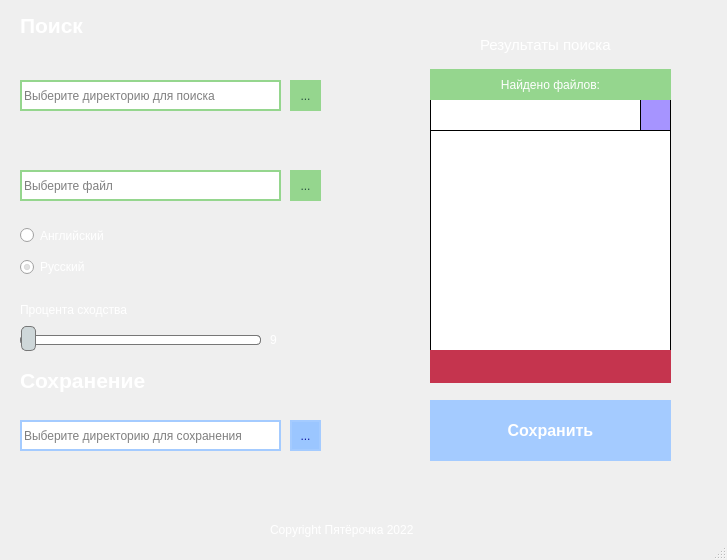
Before: the Qt Designer form mainwindow.ui in proooooogiba/Pyaterochka, drawn with Qt 5.
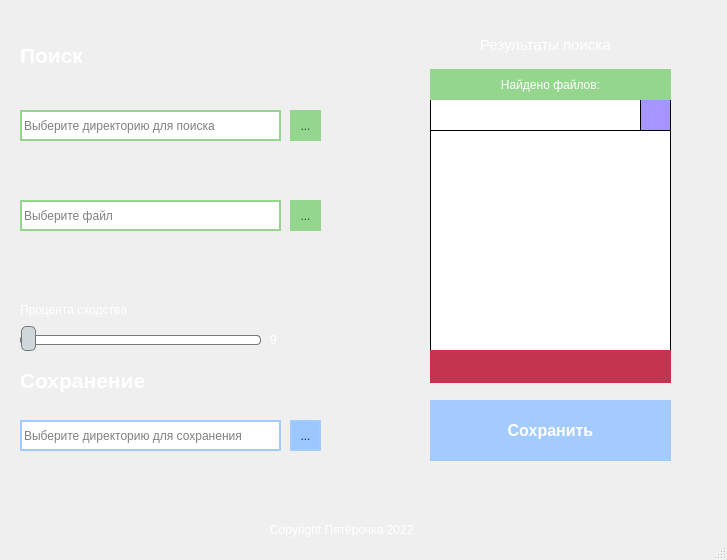
After: the same form once the commit is applied. Icons and pictures are not drawn.

The edit to the form file:
```diff
--- a/mainwindow.ui
+++ b/mainwindow.ui
@@ -28,7 +28,7 @@
     <property name="geometry">
      <rect>
       <x>290</x>
-      <y>80</y>
+      <y>110</y>
       <width>31</width>
       <height>31</height>
      </rect>
@@ -61,7 +61,7 @@
     <property name="geometry">
      <rect>
       <x>20</x>
-      <y>80</y>
+      <y>110</y>
       <width>261</width>
       <height>31</height>
      </rect>
@@ -109,7 +109,7 @@
     <property name="geometry">
      <rect>
       <x>290</x>
-      <y>170</y>
+      <y>200</y>
       <width>31</width>
       <height>31</height>
      </rect>
@@ -142,7 +142,7 @@
     <property name="geometry">
      <rect>
       <x>20</x>
-      <y>170</y>
+      <y>200</y>
       <width>261</width>
       <height>31</height>
      </rect>
@@ -197,7 +197,7 @@
     <property name="geometry">
      <rect>
       <x>20</x>
-      <y>10</y>
+      <y>40</y>
       <width>141</width>
       <height>31</height>
      </rect>
@@ -215,7 +215,7 @@
     <property name="geometry">
      <rect>
       <x>20</x>
-      <y>50</y>
+      <y>80</y>
       <width>251</width>
       <height>20</height>
      </rect>
@@ -228,7 +228,7 @@
     <property name="geometry">
      <rect>
       <x>20</x>
-      <y>140</y>
+      <y>170</y>
       <width>221</width>
       <height>20</height>
      </rect>
@@ -694,59 +694,6 @@
      <string>9</string>
     </property>
    </widget>
-   <widget class="QWidget" name="layoutWidget">
-    <property name="geometry">
-     <rect>
-      <x>20</x>
-      <y>220</y>
-      <width>131</width>
-      <height>61</height>
-     </rect>
-    </property>
-    <layout class="QVBoxLayout" name="verticalLayout">
-     <item>
-      <widget class="QRadioButton" name="radioButton_2">
-       <property name="styleSheet">
-        <string notr="true">QRadioButton {
-	width: 20px;
-    height: 20px;
-	color: rgb(255, 255, 255);
-	
-}
-
-QRadioButton:hover {
-	color: rgb(172, 215, 255);
-}
-
-
-</string>
-       </property>
-       <property name="text">
-        <string>Английский</string>
-       </property>
-      </widget>
-     </item>
-     <item>
-      <widget class="QRadioButton" name="radioButton">
-       <property name="styleSheet">
-        <string notr="true">QRadioButton {
-	color: rgb(255, 255, 255);
-}
-
-QRadioButton:hover {
-	color: rgb(172, 215, 255);
-}</string>
-       </property>
-       <property name="text">
-        <string>Русский</string>
-       </property>
-       <property name="checked">
-        <bool>true</bool>
-       </property>
-      </widget>
-     </item>
-    </layout>
-   </widget>
    <widget class="QLabel" name="label_5">
     <property name="geometry">
      <rect>
```
Left out of the diff: 2 changed lines with no effect on the pictures.
